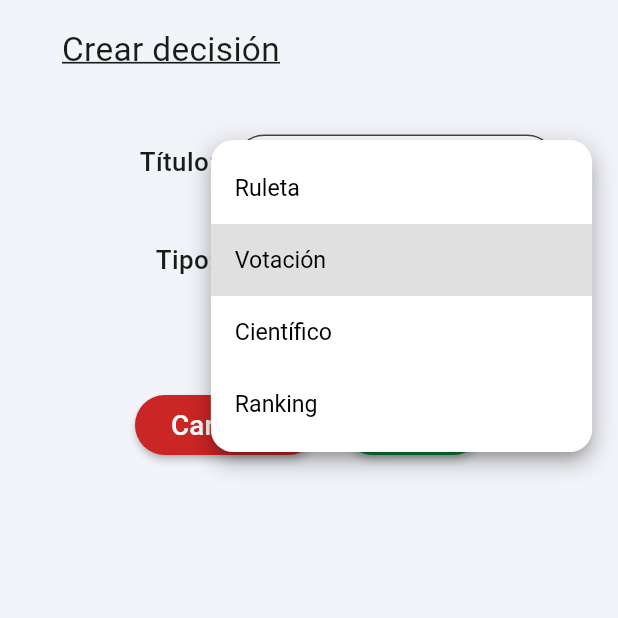
After one commit to ntsec7/Dego, a Flutter app: the CreateDecision screen opened by its route, after a tap on "Votación", on a phone screen of 412 x 824 dp, the top half of it. The commit adds this screen. Run offline on Flutter 3.47's test engine with Material 3 defaults, Android fonts, the phone set to English and light mode, and no system bars; our stand-ins replace flutter_riverpod, google_fonts, image_picker, supabase_flutter; accounts and stored records are empty; Roboto replaces fonts that are missing (Arial).

Commit message:
pasos iniciales de pantalla de decision

```diff
--- a/lib/l10n/app_es.arb
+++ b/lib/l10n/app_es.arb
@@ -113,5 +113,11 @@
     "eliminar_usuario" : "Eliminar usuario",
     "eliminar_usuario_text" : "¿Estás seguro de que quieres eliminar al usuario?",
     "eliminar_cuenta" : "Eliminar cuenta",
-    "eliminar_cuenta_text" : "¿Estás seguro de que quieres eliminar tu cuenta? Perderás todos tus datos"
+    "eliminar_cuenta_text" : "¿Estás seguro de que quieres eliminar tu cuenta? Perderás todos tus datos",
+    "titulo" : "Título",
+    "votacion": "Votación",
+    "ruleta" : "Ruleta",
+    "ranking" : "Ranking",
+    "cientifico" : "Científico",
+    "crear_decision" : "Crear decisión"
 }
--- a/lib/l10n/app_localizations.dart
+++ b/lib/l10n/app_localizations.dart
@@ -603,6 +603,42 @@ abstract class AppLocalizations {
   /// In es, this message translates to:
   /// **'¿Estás seguro de que quieres eliminar tu cuenta? Perderás todos tus datos'**
   String get eliminar_cuenta_text;
+
+  /// No description provided for @titulo.
+  ///
+  /// In es, this message translates to:
+  /// **'Título'**
+  String get titulo;
+
+  /// No description provided for @votacion.
+  ///
+  /// In es, this message translates to:
+  /// **'Votación'**
+  String get votacion;
+
+  /// No description provided for @ruleta.
+  ///
+  /// In es, this message translates to:
+  /// **'Ruleta'**
+  String get ruleta;
+
+  /// No description provided for @ranking.
+  ///
+  /// In es, this message translates to:
+  /// **'Ranking'**
+  String get ranking;
+
+  /// No description provided for @cientifico.
+  ///
+  /// In es, this message translates to:
+  /// **'Científico'**
+  String get cientifico;
+
+  /// No description provided for @crear_decision.
+  ///
+  /// In es, this message translates to:
+  /// **'Crear decisión'**
+  String get crear_decision;
 }
 
 class _AppLocalizationsDelegate
--- a/lib/l10n/app_localizations_es.dart
+++ b/lib/l10n/app_localizations_es.dart
@@ -283,4 +283,22 @@ class AppLocalizationsEs extends AppLocalizations {
   @override
   String get eliminar_cuenta_text =>
       '¿Estás seguro de que quieres eliminar tu cuenta? Perderás todos tus datos';
+
+  @override
+  String get titulo => 'Título';
+
+  @override
+  String get votacion => 'Votación';
+
+  @override
+  String get ruleta => 'Ruleta';
+
+  @override
+  String get ranking => 'Ranking';
+
+  @override
+  String get cientifico => 'Científico';
+
+  @override
+  String get crear_decision => 'Crear decisión';
 }
--- a/lib/main.dart
+++ b/lib/main.dart
@@ -1,3 +1,4 @@
+import 'package:dego/screens/create_decision.dart';
 import 'package:dego/screens/create_group.dart';
 import 'package:dego/screens/edit_group.dart';
 import 'package:dego/screens/group_history.dart';
@@ -115,6 +116,7 @@ class _MyAppState extends State<MyApp> {
         'groupContainer' : (context) => GroupContainer(),
         'editGroup' : (context) => EditGroup(),
         'editUser' : (context) => EditUser(),
+        'createDecision' : (context) => CreateDecision(),
       },
     );
   }
--- /dev/null
+++ b/lib/screens/create_decision.dart
@@ -0,0 +1,300 @@
+import 'package:dego/models/decision.dart';
+import 'package:dego/providers/usuario_provider.dart';
+import 'package:flutter/material.dart';
+import 'package:flutter_riverpod/flutter_riverpod.dart';
+import 'package:dego/utilities/lang.dart';
+import 'package:dego/utilities/error.dart';
+
+class CreateDecision extends ConsumerStatefulWidget {
+
+  const CreateDecision({super.key});
+
+  @override
+  ConsumerState<CreateDecision> createState() => _CreateDecision();
+}
+
+class _CreateDecision extends ConsumerState<CreateDecision> {
+
+  final _formKey = GlobalKey<FormState>();
+
+  final TextEditingController _title = TextEditingController();
+  DecisionType _selectedType = DecisionType.simple;
+
+  bool _loading = false;
+
+// Liberar controladores para evitar fugas de memoria
+  @override
+  void dispose() {
+    _title.dispose();
+    super.dispose();
+  }
+
+@override
+Widget build(BuildContext context) {
+
+  final screenWidth = MediaQuery.of(context).size.width;
+  final screenHeight = MediaQuery.of(context).size.height;
+
+  bool web = screenWidth > 600 ? true : false;
+
+  final usuarioAsync = ref.watch(usuarioProvider);
+  final currentUserId = usuarioAsync.value?.tipo;
+
+  return Scaffold(
+    body: SafeArea(
+      child:  Column(
+            children: [
+
+              //TíTULO
+              Padding(
+                padding: EdgeInsets.symmetric(
+                  vertical: web ? screenHeight * 0.03 : screenHeight * 0.02,
+                  horizontal: web ? screenWidth * 0.3 : screenWidth * 0.1),
+               child:
+               Align(
+                  alignment: Alignment.centerLeft,
+                  child: Text(
+                  context.lang.crear_decision,
+                  style: TextStyle(
+                    fontSize: web ? (screenHeight + screenWidth) *0.01 : (screenHeight + screenWidth) *0.018,
+                    fontWeight: FontWeight.w400,
+                    decoration: TextDecoration.underline,
+                  )
+               ),
+               ),
+              ),
+
+              Form(
+                key: _formKey,
+                  child: SingleChildScrollView(
+                    child: Column(
+                      mainAxisSize: MainAxisSize.min,
+                      crossAxisAlignment: CrossAxisAlignment.center, // Centrado horizontal
+
+                    children: [
+
+                    Padding(
+                      padding: EdgeInsets.symmetric(horizontal: screenWidth * 0.1),
+                      child: Column(
+                      children: [
+
+                    SizedBox(height: web ? screenHeight * 0.01 : screenHeight * 0.03),
+
+                  //TITULO
+                  Row(
+                      crossAxisAlignment: CrossAxisAlignment.baseline,  //para que el error no suba el campo
+                      textBaseline: TextBaseline.alphabetic,
+                      children: [
+                        SizedBox(
+                          width: web ? screenWidth * 0.1 : screenWidth * 0.25,
+                          child: Text("${context.lang.titulo}: ",
+                            textAlign: TextAlign.right,
+                              style: TextStyle(
+                                fontWeight: FontWeight.w500,
+                                fontSize : web ? (screenHeight + screenWidth) * 0.012 : (screenHeight + screenWidth) * 0.014,
+                              ),
+                          ),
+                        ),
+                        SizedBox(width: screenWidth * 0.03),
+                      Expanded(
+                      child: TextFormField(
+                        key: const Key('nameField'),
+                        controller: _title,
+                        validator:  (value) => value == null || value.isEmpty ? context.lang.campo_obligatorio : null,
+                        cursorColor: Colors.grey,
+                        textAlign: TextAlign.center,
+                        style: TextStyle(
+                          color: Colors.black,
+                          fontWeight: FontWeight.normal,
+                          fontFamily: 'Arial',
+                          fontSize:  web ? (screenHeight + screenWidth) * 0.01 : (screenHeight + screenWidth) * 0.0125,
+                        ),
+                        decoration: InputDecoration(
+                            hintText: context.lang.titulo,
+                            hintStyle: TextStyle(
+                              color: Colors.grey,
+                              fontWeight: FontWeight.normal,
+                              fontFamily: 'Arial',
+                              fontSize: web ? (screenHeight + screenWidth) *0.01 : (screenHeight + screenWidth) *0.012,
+                            ),
+                            errorStyle: TextStyle(
+                              fontSize: web ? (screenHeight + screenWidth) *0.007 : (screenHeight + screenWidth) *0.012,
+                            ),
+                            border: OutlineInputBorder(borderRadius: BorderRadius.circular(40)),
+                            filled: true,
+                            fillColor: Colors.white,
+                            isDense: true, // Esto reduce el tamaño base
+                            contentPadding: const EdgeInsets.symmetric(vertical: 8),
+                          ),
+                      ),
+                      ),
+                    ],),
+
+                    SizedBox(height: screenHeight * 0.03),
+
+
+                    //TIPO
+                    Row(
+                      crossAxisAlignment: CrossAxisAlignment.baseline, // para que el error no suba el campo
+                      textBaseline: TextBaseline.alphabetic,
+                      children: [
+                        SizedBox(
+                          width: web ? screenWidth * 0.1 : screenWidth * 0.25,
+                          child: Text(
+                            "${context.lang.tipo}: ",
+                            textAlign: TextAlign.right,
+                            style: TextStyle(
+                              fontWeight: FontWeight.w500,
+                              fontSize: web ? (screenHeight + screenWidth) * 0.012 : (screenHeight + screenWidth) * 0.014,
+                            ),
+                          ),
+                        ),
+                        SizedBox(width: screenWidth * 0.03),
+                        Expanded(
+                          child: DropdownButtonFormField<DecisionType>(
+                            key: const Key('typeField'),
+                            dropdownColor: Colors.white,
+                            borderRadius: BorderRadius.circular(15),
+                            initialValue: _selectedType,
+                            validator: (value) => value == null ? context.lang.campo_obligatorio : null,
+
+                            // Al cambiar, actualizamos el controlador
+                            onChanged: (DecisionType? newValue) {
+                              if (newValue != null) {
+                                _selectedType = newValue;
+                              }
+                            },
+
+                            // Opciones del desplegable
+                            items: DecisionType.values.map((DecisionType type) {
+                              return DropdownMenuItem<DecisionType>(
+                                value: type,                  // El valor interno ahora es el enum (ej: DecisionType.roulette)
+                                child: Text(type.title(context)), // Usa tu extensión para traducir el texto
+                              );
+                            }).toList(),
+
+                            // Estilos del texto seleccionado
+                            style: TextStyle(
+                              color: Colors.black,
+                              fontWeight: FontWeight.normal,
+                              fontFamily: 'Arial',
+                              fontSize: web ? (screenHeight + screenWidth) * 0.01 : (screenHeight + screenWidth) * 0.0125,
+                            ),
+
+                            decoration: InputDecoration(
+                              hintText: context.lang.nombre,
+                              hintStyle: TextStyle(
+                                color: Colors.grey,
+                                fontWeight: FontWeight.normal,
+                                fontFamily: 'Arial',
+                                fontSize: web ? (screenHeight + screenWidth) * 0.01 : (screenHeight + screenWidth) * 0.012,
+                              ),
+                              errorStyle: TextStyle(
+                                fontSize: web ? (screenHeight + screenWidth) * 0.007 : (screenHeight + screenWidth) * 0.012,
+                              ),
+                              border: OutlineInputBorder(borderRadius: BorderRadius.circular(40)),
+                              filled: true,
+                              fillColor: Colors.white,
+                              isDense: true,
+                              contentPadding: const EdgeInsets.symmetric(vertical: 8, horizontal: 12),
+                            ),
+
+                            // Ajustes visuales extra del desplegable
+                            alignment: Alignment.center,
+                            icon: const Icon(Icons.arrow_drop_down, color: Colors.grey),
+                          ),
+                        ),
+                      ],
+                    ),
+
+                    SizedBox(height: web ? screenHeight * 0.03 : screenHeight * 0.03),
+
+                    //OPCIONES
+
+
+
+
+
+                    SizedBox(height: web ? screenHeight * 0.03 : screenHeight * 0.05),
+
+                  // BOTONES
+                  Row(
+                    mainAxisAlignment: MainAxisAlignment.center,
+                    children: [
+
+                  //CANCELAR
+                  ElevatedButton(
+                    onPressed: () => {
+
+                      //TODO ELIMINAR LA DECISIÓN
+
+                      Navigator.pop(context),
+                    },
+                    style: ElevatedButton.styleFrom(
+                      backgroundColor: Color(0xFFCC2525), // Color personalizado
+                      foregroundColor: Colors.white, // Tamaño
+                    ),
+                    child: Text(context.lang.cancelar,
+                    style: TextStyle(
+                      fontSize: web
+                          ? (screenHeight + screenWidth) * 0.01
+                          : (screenHeight + screenWidth) * 0.015,
+                    ),),
+                  ),
+
+                SizedBox(width: web ? screenWidth * 0.04 : screenWidth * 0.04),
+
+
+                  //CREAR
+                  ElevatedButton(
+                    onPressed: _loading ? null : () async {
+                      if (_formKey.currentState!.validate()) {
+                        setState(() => _loading = true);
+                        try {
+
+                          if(true){
+
+                            //TODO ACTUALIZAR LA DECISION
+
+                            if(!context.mounted) return;
+
+                            Navigator.pushNamed(context,'createDecisionStep2');
+
+                          }
+
+                        } catch (e) {
+                          ScaffoldMessenger.of(context).showSnackBar(
+                            SnackBar(content: Text(translateSupabaseError(context, e))),
+                          );
+                        }
+                        setState(() => _loading = false);
+                      }
+                    },
+                    style: ElevatedButton.styleFrom(
+                      backgroundColor: Color(0xFF098238), // Color personalizado
+                      foregroundColor: Colors.white, // Tamaño
+                    ),
+                    child: _loading
+                        ? const CircularProgressIndicator(color: Colors.white)
+                        : Text(context.lang.crear,
+                          style: TextStyle(
+                          fontSize: web
+                              ? (screenHeight + screenWidth) * 0.01
+                              : (screenHeight + screenWidth) * 0.015,
+                        ),),
+                  ),
+                    ],
+                  ),
+                      ],
+                      ),
+                    ),
+
+                ],)
+              ),
+            ),
+          ],
+          ),
+        ),
+  );
+}
+}
--- a/lib/screens/individual_home_page.dart
+++ b/lib/screens/individual_home_page.dart
@@ -13,7 +13,7 @@ class Individualhomepage extends ConsumerStatefulWidget {
 
 class _Individualhomepage extends ConsumerState<Individualhomepage> {
 
-  @override
+
 @override
 Widget build(BuildContext context) {
   final usuarioAsync = ref.watch(usuarioProvider);
--- a/lib/screens/profile.dart
+++ b/lib/screens/profile.dart
@@ -693,11 +693,11 @@ Widget build(BuildContext context) {
                                 if(sendImage!=null || deletePhoto || sendName!=null || sendName!=null || sendUsername!=null || sendEmail!=null || sendPassword!=null){
                                   await ref.read(createProvider.notifier).updateUser(id:usuario.id, username: sendUsername, name: sendName, email:sendEmail, password: sendPassword, image: sendImage, deletePhoto: deletePhoto, oldImageName: usuario.image);
 
+                                  if(!context.mounted) return;
+
                                   if(sendEmail!=null){
                                      _changeEmailConfirmation(context);
                                   }
-
-                                  if(!context.mounted) return;
 
                                   // Éxito
                                   ScaffoldMessenger.of(context).showSnackBar(
```
Also changed, not shown: lib/models/decision.dart (added, +70 -0 lines), lib/screens/group_home_page.dart (+20 -26 lines).
